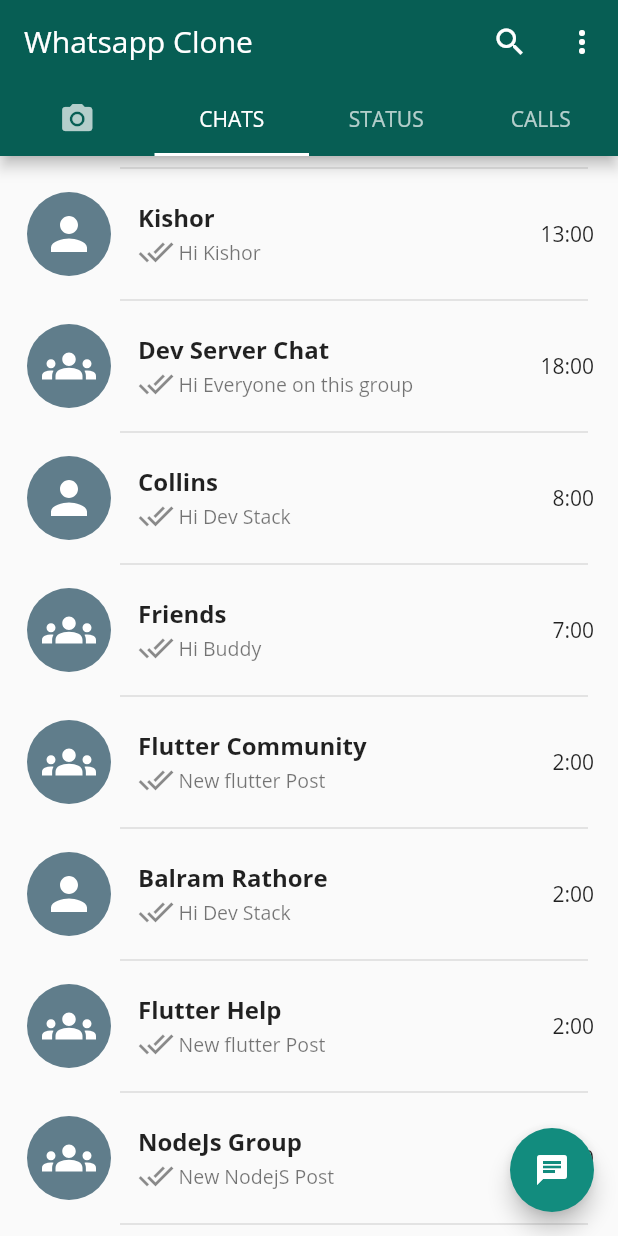
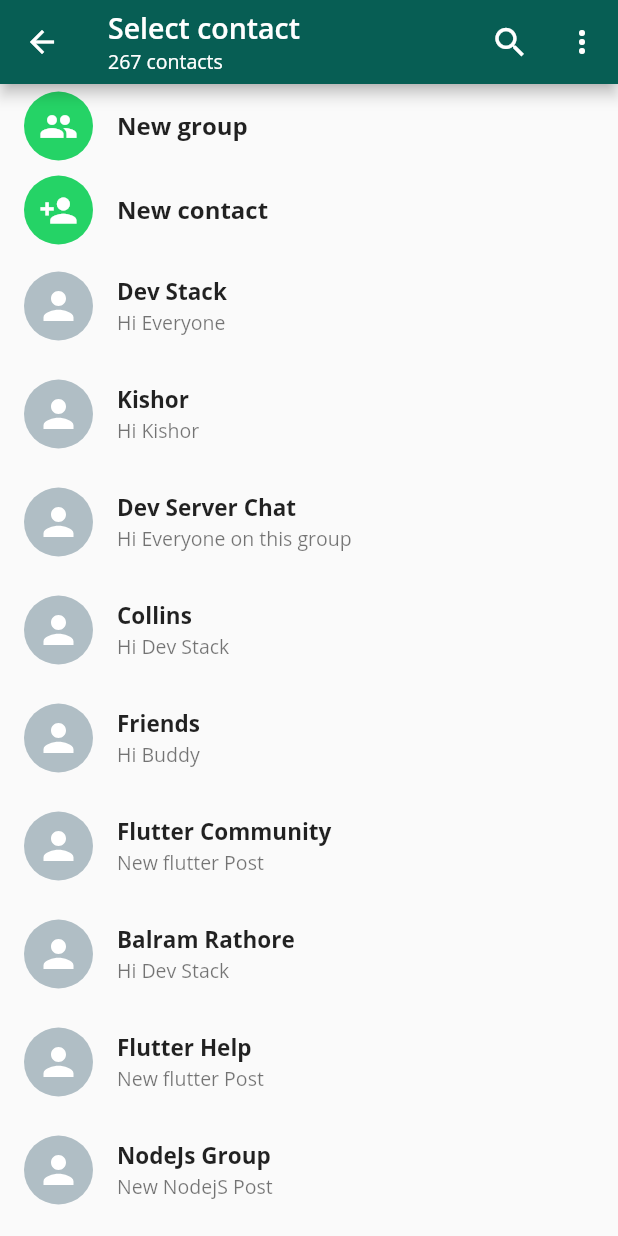
Before and after one commit to DevStack06/Whatsapp-Clone-Flutter, a Flutter app: the screen it shows after launch, scrolled down 72 dp, after a tap on the "chat" icon, on a phone screen of 412 x 824 dp. Run offline on Flutter 3.47's test engine with Material 2 defaults, Android fonts, the phone set to English and light mode, and no system bars; our stand-ins replace flutter_svg; missing offline and left inert: emoji_picker.

Commit message:
select contact page added

```diff
--- /dev/null
+++ b/lib/CustomUI/ButtonCard.dart
@@ -0,0 +1,34 @@
+import 'package:chatapp/Model/ChatModel.dart';
+import 'package:chatapp/Screens/IndividualPage.dart';
+import 'package:flutter/material.dart';
+import 'package:flutter_svg/flutter_svg.dart';
+
+class ButtonCard extends StatelessWidget {
+  const ButtonCard({Key key, this.icon, this.name}) : super(key: key);
+  final IconData icon;
+  final String name;
+  @override
+  Widget build(BuildContext context) {
+    return InkWell(
+      onTap: () {},
+      child: ListTile(
+        leading: CircleAvatar(
+          radius: 23,
+          child: Icon(
+            icon,
+            color: Colors.white,
+            size: 26,
+          ),
+          backgroundColor: Color(0xFF25D366),
+        ),
+        title: Text(
+          name,
+          style: TextStyle(
+            fontSize: 16,
+            fontWeight: FontWeight.bold,
+          ),
+        ),
+      ),
+    );
+  }
+}
--- /dev/null
+++ b/lib/CustomUI/ContactCard.dart
@@ -0,0 +1,48 @@
+import 'package:chatapp/Model/ChatModel.dart';
+import 'package:chatapp/Screens/IndividualPage.dart';
+import 'package:flutter/material.dart';
+import 'package:flutter_svg/flutter_svg.dart';
+
+class ContactCard extends StatelessWidget {
+  const ContactCard({Key key, this.chatModel}) : super(key: key);
+  final ChatModel chatModel;
+
+  @override
+  Widget build(BuildContext context) {
+    return InkWell(
+      onTap: () {
+        Navigator.push(
+            context,
+            MaterialPageRoute(
+                builder: (contex) => IndividualPage(
+                      chatModel: chatModel,
+                    )));
+      },
+      child: ListTile(
+        leading: CircleAvatar(
+          radius: 23,
+          child: SvgPicture.asset(
+            "assets/person.svg",
+            color: Colors.white,
+            height: 30,
+            width: 30,
+          ),
+          backgroundColor: Colors.blueGrey[200],
+        ),
+        title: Text(
+          chatModel.name,
+          style: TextStyle(
+            fontSize: 15,
+            fontWeight: FontWeight.bold,
+          ),
+        ),
+        subtitle: Text(
+          chatModel.currentMessage,
+          style: TextStyle(
+            fontSize: 13,
+          ),
+        ),
+      ),
+    );
+  }
+}
--- a/lib/Pages/ChatPage.dart
+++ b/lib/Pages/ChatPage.dart
@@ -1,5 +1,6 @@
 import 'package:chatapp/CustomUI/CustomCard.dart';
 import 'package:chatapp/Model/ChatModel.dart';
+import 'package:chatapp/Screens/SelectContact.dart';
 import 'package:flutter/material.dart';
 
 class ChatPage extends StatefulWidget {
@@ -79,7 +80,10 @@ class _ChatPageState extends State<ChatPage> {
   Widget build(BuildContext context) {
     return Scaffold(
       floatingActionButton: FloatingActionButton(
-        onPressed: () {},
+        onPressed: () {
+          Navigator.push(context,
+              MaterialPageRoute(builder: (builder) => SelectContact()));
+        },
         child: Icon(Icons.chat),
       ),
       body: ListView.builder(
--- /dev/null
+++ b/lib/Screens/SelectContact.dart
@@ -0,0 +1,149 @@
+import 'package:chatapp/CustomUI/ButtonCard.dart';
+import 'package:chatapp/CustomUI/ContactCard.dart';
+import 'package:chatapp/Model/ChatModel.dart';
+import 'package:flutter/material.dart';
+
+class SelectContact extends StatefulWidget {
+  SelectContact({Key key}) : super(key: key);
+
+  @override
+  _SelectContactState createState() => _SelectContactState();
+}
+
+class _SelectContactState extends State<SelectContact> {
+  List<ChatModel> chats = [
+    ChatModel(
+      name: "Dev Stack",
+      currentMessage: "Hi Everyone",
+    ),
+    ChatModel(
+      name: "Kishor",
+      currentMessage: "Hi Kishor",
+    ),
+    ChatModel(
+      name: "Dev Server Chat",
+      currentMessage: "Hi Everyone on this group",
+    ),
+    ChatModel(
+      name: "Collins",
+      currentMessage: "Hi Dev Stack",
+    ),
+    ChatModel(
+      name: "Friends",
+      currentMessage: "Hi Buddy",
+      time: "7:00",
+      icon: "group.svg",
+    ),
+    ChatModel(
+      name: "Flutter Community",
+      currentMessage: "New flutter Post",
+      time: "2:00",
+      icon: "group.svg",
+    ),
+    ChatModel(
+      name: "Balram Rathore",
+      currentMessage: "Hi Dev Stack",
+      time: "2:00",
+      icon: "person.svg",
+    ),
+    ChatModel(
+      name: "Flutter Help",
+      currentMessage: "New flutter Post",
+      time: "2:00",
+      icon: "group.svg",
+    ),
+    ChatModel(
+      name: "NodeJs Group",
+      currentMessage: "New NodejS Post",
+      time: "2:00",
+      icon: "group.svg",
+    ),
+  ];
+  @override
+  Widget build(BuildContext context) {
+    return Scaffold(
+      appBar: AppBar(
+        title: Column(
+          mainAxisAlignment: MainAxisAlignment.start,
+          crossAxisAlignment: CrossAxisAlignment.start,
+          children: [
+            Text(
+              "Select contact",
+              style: TextStyle(
+                fontSize: 19,
+                fontWeight: FontWeight.w600,
+              ),
+            ),
+            Text(
+              "267 contacts",
+              style: TextStyle(
+                fontSize: 13,
+              ),
+            )
+          ],
+        ),
+        actions: [
+          IconButton(
+              icon: Icon(
+                Icons.search,
+                size: 26,
+              ),
+              onPressed: () {}),
+          PopupMenuButton<String>(
+            padding: EdgeInsets.all(0),
+            onSelected: (value) {
+              print(value);
+            },
+            itemBuilder: (BuildContext contesxt) {
+              return [
+                PopupMenuItem(
+                  child: Text("View Contact"),
+                  value: "View Contact",
+                ),
+                PopupMenuItem(
+                  child: Text("Media, links, and docs"),
+                  value: "Media, links, and docs",
+                ),
+                PopupMenuItem(
+                  child: Text("Whatsapp Web"),
+                  value: "Whatsapp Web",
+                ),
+                PopupMenuItem(
+                  child: Text("Search"),
+                  value: "Search",
+                ),
+                PopupMenuItem(
+                  child: Text("Mute Notification"),
+                  value: "Mute Notification",
+                ),
+                PopupMenuItem(
+                  child: Text("Wallpaper"),
+                  value: "Wallpaper",
+                ),
+              ];
+            },
+          ),
+        ],
+      ),
+      body: ListView.builder(
+          itemCount: chats.length + 2,
+          itemBuilder: (contex, index) {
+            if (index == 0) {
+              return ButtonCard(
+                icon: Icons.group,
+                name: "New group",
+              );
+            }
+            if (index == 1) {
+              return ButtonCard(
+                icon: Icons.person_add,
+                name: "New contact",
+              );
+            }
+            return ContactCard(
+              chatModel: chats[index - 2],
+            );
+          }),
+    );
+  }
+}
```
